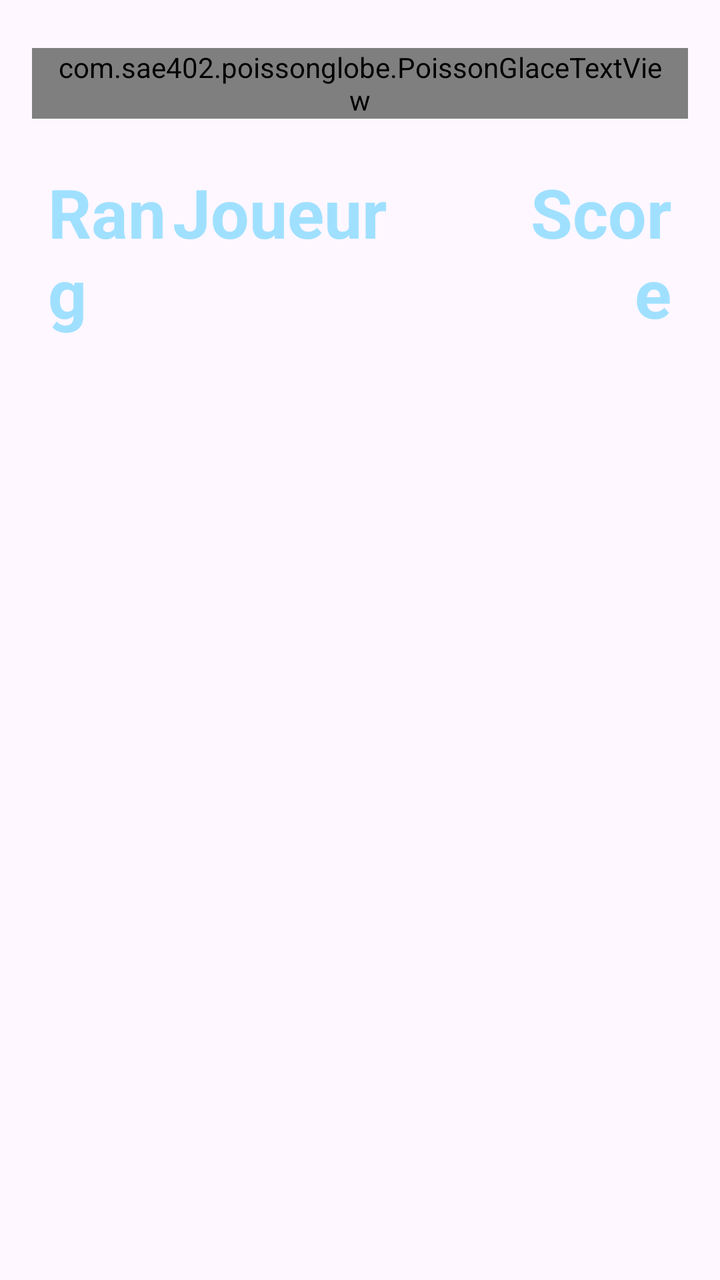
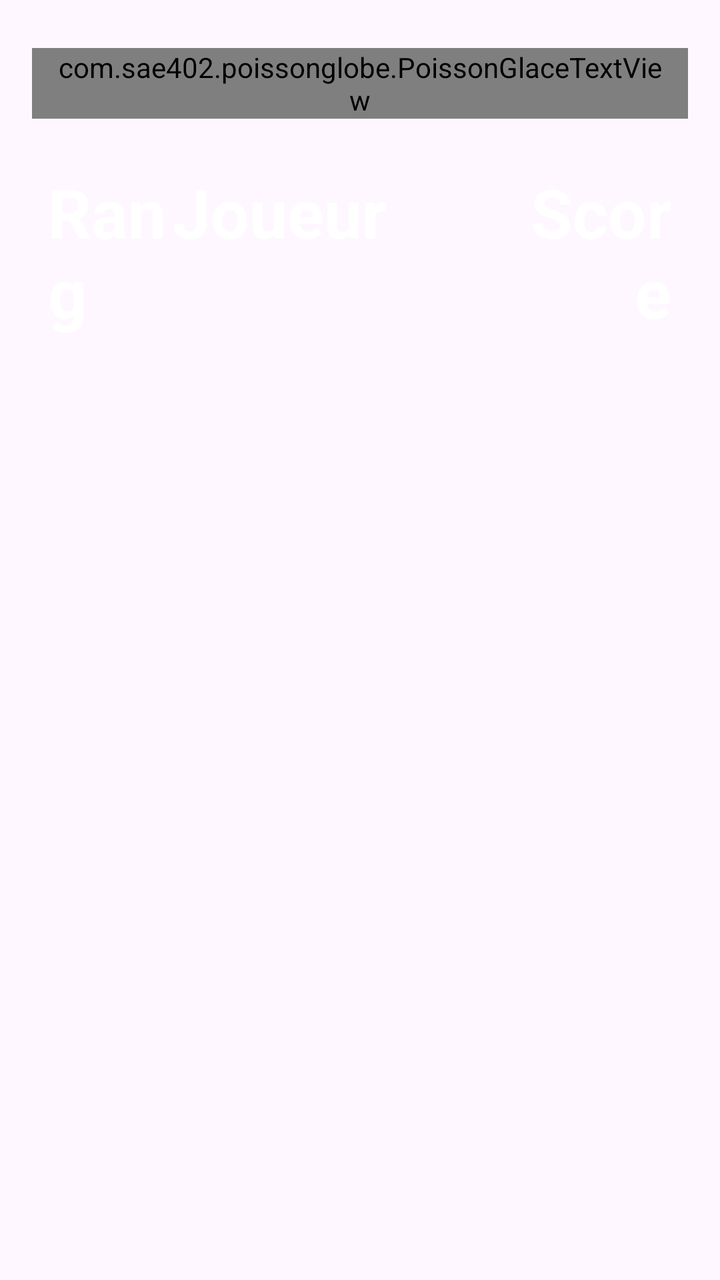

An Android layout rendered at two revisions. The XML below is the earlier revision; the diff shows what the commit changed to produce the second picture.
<!-- AndroidManifest.xml: application theme Theme.MyApplication -->
<!-- res/layout/fragment_classement.xml -->
<?xml version="1.0" encoding="utf-8"?>
<LinearLayout
    xmlns:android="http://schemas.android.com/apk/res/android"
    android:layout_width="match_parent"
    android:layout_height="match_parent"
    android:orientation="vertical"
    android:padding="16dp"
    android:gravity="center_horizontal">

    <com.sae402.poissonglobe.PoissonGlaceTextView
        android:id="@+id/titreClassement"
        android:layout_width="wrap_content"
        android:layout_height="wrap_content"
        android:layout_marginTop="8dp"
        android:layout_marginBottom="24dp"
        android:fontFamily="@font/cherry_bomb"
        android:paddingHorizontal="10dp"
        android:text="CLASSEMENT"
        android:textColor="#FFD700"
        android:textSize="55sp"
        android:textStyle="bold" />

    <LinearLayout
        android:layout_width="match_parent"
        android:layout_height="wrap_content"
        android:orientation="horizontal"
        android:weightSum="3"
        android:layout_marginBottom="12dp"
        android:paddingHorizontal="8dp">

        <TextView
            android:layout_width="0dp"
            android:layout_height="wrap_content"
            android:layout_weight="0.6"
            android:text="Rang"
            android:textColor="#A0E0FF"
            android:textSize="34sp"
            android:textStyle="bold" />

        <TextView
            android:layout_width="0dp"
            android:layout_height="wrap_content"
            android:layout_weight="1.6"
            android:text="Joueur"
            android:textColor="#A0E0FF"
            android:textSize="34sp"
            android:textStyle="bold" />

        <TextView
            android:layout_width="0dp"
            android:layout_height="wrap_content"
            android:layout_weight="0.8"
            android:gravity="end"
            android:text="Score"
            android:textColor="#A0E0FF"
            android:textSize="34sp"
            android:textStyle="bold" />
    </LinearLayout>

    <androidx.recyclerview.widget.RecyclerView
        android:id="@+id/rvClassement"
        android:layout_width="match_parent"
        android:layout_height="match_parent"
        android:scrollbars="vertical" />

</LinearLayout>
<!-- resources referenced by this layout -->
<resources>
  <style name="Theme.MyApplication" parent="Base.Theme.MyApplication" />
  <style name="Base.Theme.MyApplication" parent="Theme.Material3.DayNight.NoActionBar">
          
          
      </style>
</resources>

<!-- the commit's change to res/layout/fragment_classement.xml (unified diff, before → after) -->
@@ -33,7 +33,7 @@
             android:layout_height="wrap_content"
             android:layout_weight="0.6"
             android:text="Rang"
-            android:textColor="#A0E0FF"
+            android:textColor="#FFFFFF"
             android:textSize="34sp"
             android:textStyle="bold" />
 
@@ -42,7 +42,7 @@
             android:layout_height="wrap_content"
             android:layout_weight="1.6"
             android:text="Joueur"
-            android:textColor="#A0E0FF"
+            android:textColor="#FFFFFF"
             android:textSize="34sp"
             android:textStyle="bold" />
 
@@ -52,7 +52,7 @@
             android:layout_weight="0.8"
             android:gravity="end"
             android:text="Score"
-            android:textColor="#A0E0FF"
+            android:textColor="#FFFFFF"
             android:textSize="34sp"
             android:textStyle="bold" />
     </LinearLayout>
